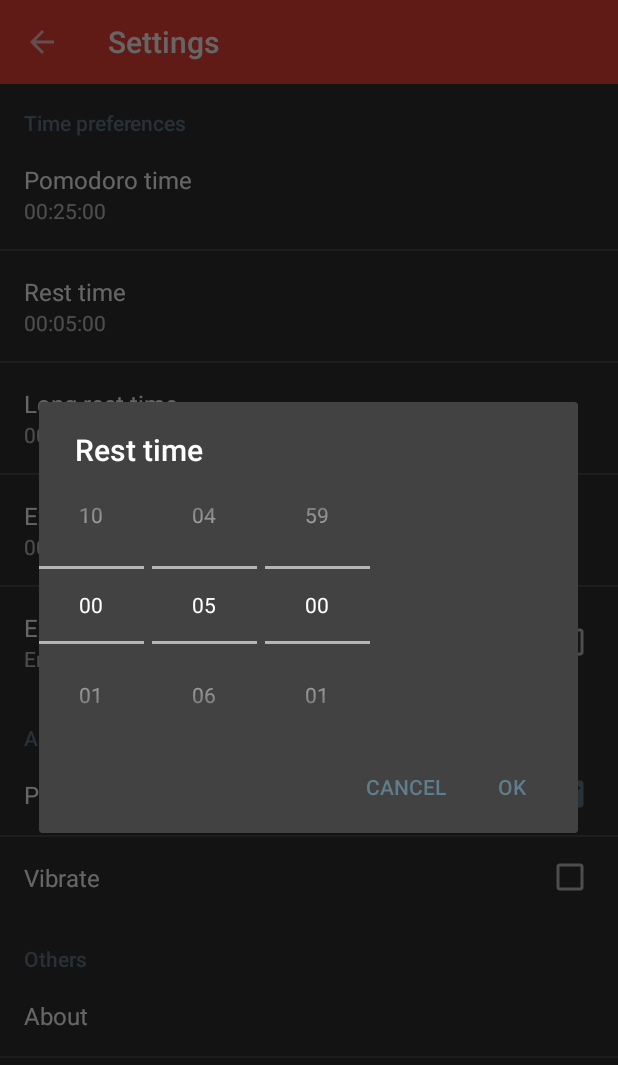
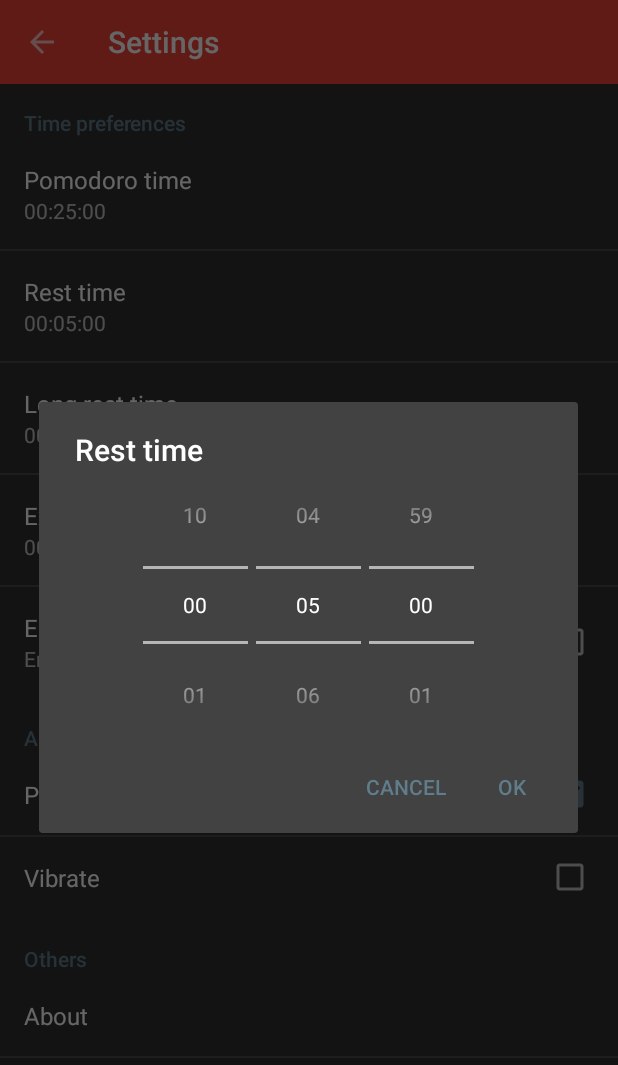
Before and after one commit to dielsonsales/OpenPomodoro, an Android app: the SettingsActivity screen opened directly, with no data from a screen before it, after a tap on "Rest time", on a phone screen of 412 x 824 dp. Shown: the top 1065 px of the screen. Run offline under Robolectric (Android 15) with nearby library versions, the phone set to English and light mode, and no system bars.

Commit message:
Fix picker widget layout
Making it appear in the center of the dialog.

```diff
--- a/app/src/main/res/layout/time_picker_widget.xml
+++ b/app/src/main/res/layout/time_picker_widget.xml
@@ -1,13 +1,15 @@
 <?xml version="1.0" encoding="utf-8"?>
 
 <!-- Layout of time picker-->
-<LinearLayout xmlns:android="http://schemas.android.com/apk/res/android"
-    android:orientation="horizontal"
-    android:layout_gravity="center_horizontal"
-    android:layout_width="wrap_content"
-    android:layout_height="wrap_content">
+<RelativeLayout
+    xmlns:android="http://schemas.android.com/apk/res/android"
+    android:layout_width="match_parent"
+    android:layout_height="match_parent">
 
-    <LinearLayout android:orientation="horizontal"
+    <LinearLayout
+        android:orientation="horizontal"
+        android:layout_centerHorizontal="true"
+        android:layout_centerVertical="true"
         android:layout_width="wrap_content"
         android:layout_height="wrap_content"
         android:layoutDirection="ltr">
@@ -28,8 +30,7 @@
             android:layout_marginStart="5dip"
             android:layout_marginLeft="5dip"
             android:focusable="true"
-            android:focusableInTouchMode="true"
-            />
+            android:focusableInTouchMode="true"/>
 
         <!-- seconds -->
         <NumberPicker
@@ -39,9 +40,8 @@
             android:layout_marginStart="5dip"
             android:layout_marginLeft="5dip"
             android:focusable="true"
-            android:focusableInTouchMode="true"
-            />
+            android:focusableInTouchMode="true"/>
 
     </LinearLayout>
 
-</LinearLayout>
+</RelativeLayout>
```
